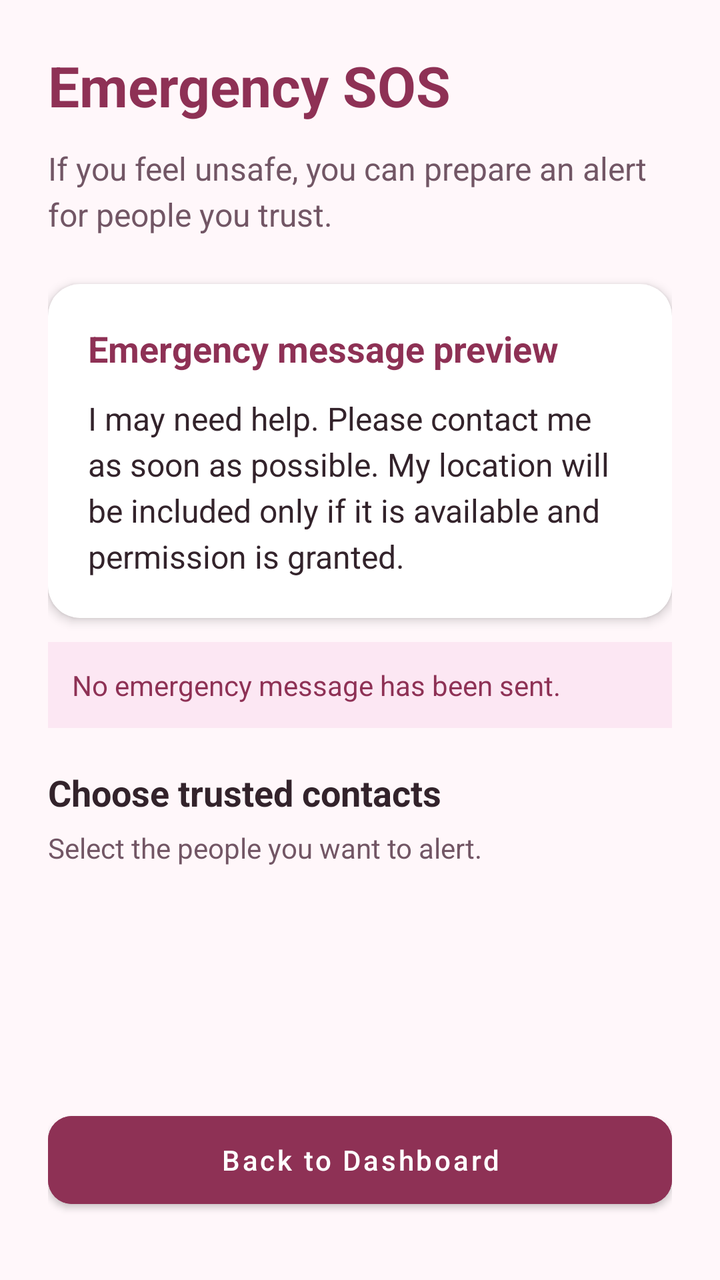
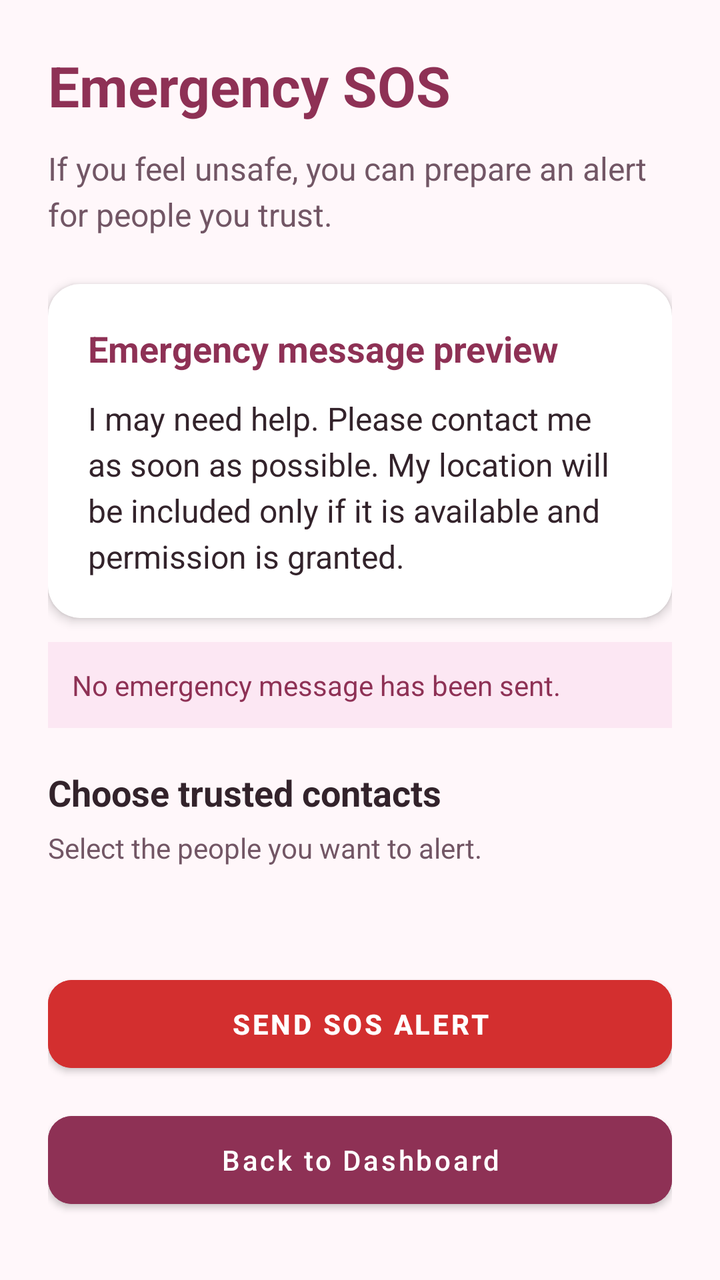

The first picture is an Android layout as it rendered before a commit; the second is the same layout after the commit. The layout source and the unified diff follow.
<!-- AndroidManifest.xml: application theme Theme.SafeHer -->
<!-- res/layout/activity_emergency_sos.xml -->
<?xml version="1.0" encoding="utf-8"?>
<androidx.constraintlayout.widget.ConstraintLayout
    xmlns:android="http://schemas.android.com/apk/res/android"
    xmlns:app="http://schemas.android.com/apk/res-auto"
    android:layout_width="match_parent"
    android:layout_height="match_parent"
    android:background="#FFF7FA"
    android:padding="24dp">

    <TextView
        android:id="@+id/sosTitle"
        android:layout_width="0dp"
        android:layout_height="wrap_content"
        android:text="Emergency SOS"
        android:textColor="#8E3155"
        android:textSize="28sp"
        android:textStyle="bold"
        app:layout_constraintTop_toTopOf="parent"
        app:layout_constraintStart_toStartOf="parent"
        app:layout_constraintEnd_toEndOf="parent" />

    <TextView
        android:id="@+id/sosDescription"
        android:layout_width="0dp"
        android:layout_height="wrap_content"
        android:layout_marginTop="12dp"
        android:text="If you feel unsafe, you can prepare an alert for people you trust."
        android:textColor="#725665"
        android:textSize="16sp"
        android:lineSpacingExtra="4dp"
        app:layout_constraintTop_toBottomOf="@id/sosTitle"
        app:layout_constraintStart_toStartOf="parent"
        app:layout_constraintEnd_toEndOf="parent" />

    <androidx.cardview.widget.CardView
        android:id="@+id/sosMessageCard"
        android:layout_width="0dp"
        android:layout_height="wrap_content"
        android:layout_marginTop="24dp"
        app:cardBackgroundColor="#FFFFFF"
        app:cardCornerRadius="16dp"
        app:cardElevation="3dp"
        app:layout_constraintTop_toBottomOf="@id/sosDescription"
        app:layout_constraintStart_toStartOf="parent"
        app:layout_constraintEnd_toEndOf="parent">

        <LinearLayout
            android:layout_width="match_parent"
            android:layout_height="wrap_content"
            android:orientation="vertical"
            android:padding="20dp">

            <TextView
                android:layout_width="match_parent"
                android:layout_height="wrap_content"
                android:text="Emergency message preview"
                android:textColor="#8E3155"
                android:textSize="18sp"
                android:textStyle="bold" />

            <TextView
                android:id="@+id/sosMessagePreview"
                android:layout_width="match_parent"
                android:layout_height="wrap_content"
                android:layout_marginTop="12dp"
                android:text="I may need help. Please contact me as soon as possible. My location will be included only if it is available and permission is granted."
                android:textColor="#33232B"
                android:textSize="16sp"
                android:lineSpacingExtra="4dp" />

        </LinearLayout>
    </androidx.cardview.widget.CardView>

    <TextView
        android:id="@+id/sosStatusText"
        android:layout_width="0dp"
        android:layout_height="wrap_content"
        android:layout_marginTop="12dp"
        android:background="#FCE7F3"
        android:padding="12dp"
        android:text="No emergency message has been sent."
        android:textColor="#8E3155"
        android:textSize="14sp"
        app:layout_constraintTop_toBottomOf="@id/sosMessageCard"
        app:layout_constraintStart_toStartOf="parent"
        app:layout_constraintEnd_toEndOf="parent" />
    <TextView
        android:id="@+id/sosContactsTitle"
        android:layout_width="0dp"
        android:layout_height="wrap_content"
        android:layout_marginTop="20dp"
        android:text="Choose trusted contacts"
        android:textColor="#33232B"
        android:textSize="18sp"
        android:textStyle="bold"
        app:layout_constraintTop_toBottomOf="@id/sosStatusText"
        app:layout_constraintStart_toStartOf="parent"
        app:layout_constraintEnd_toEndOf="parent" />

    <TextView
        android:id="@+id/sosContactsHint"
        android:layout_width="0dp"
        android:layout_height="wrap_content"
        android:layout_marginTop="6dp"
        android:text="Select the people you want to alert."
        android:textColor="#725665"
        android:textSize="14sp"
        app:layout_constraintTop_toBottomOf="@id/sosContactsTitle"
        app:layout_constraintStart_toStartOf="parent"
        app:layout_constraintEnd_toEndOf="parent" />


    <ScrollView
        android:id="@+id/sosContactsScrollView"
        android:layout_width="0dp"
        android:layout_height="0dp"
        android:layout_marginTop="8dp"
        android:fillViewport="true"
        app:layout_constraintTop_toBottomOf="@id/sosContactsHint"
        app:layout_constraintBottom_toTopOf="@id/sosBackButton"
        app:layout_constraintStart_toStartOf="parent"
        app:layout_constraintEnd_toEndOf="parent">

        <LinearLayout
            android:id="@+id/sosContactsContainer"
            android:layout_width="match_parent"
            android:layout_height="wrap_content"
            android:orientation="vertical"
            android:paddingBottom="8dp" />

    </ScrollView>

    <Button
        android:id="@+id/sosBackButton"
        android:layout_width="0dp"
        android:layout_height="56dp"
        android:layout_marginBottom="8dp"
        android:backgroundTint="#8E3155"
        android:text="Back to Dashboard"
        android:textColor="#FFFFFF"
        android:textAllCaps="false"
        app:cornerRadius="12dp"
        app:layout_constraintBottom_toBottomOf="parent"
        app:layout_constraintStart_toStartOf="parent"
        app:layout_constraintEnd_toEndOf="parent" />

</androidx.constraintlayout.widget.ConstraintLayout>
<!-- resources referenced by this layout -->
<resources>
  <style name="Theme.SafeHer" parent="Theme.MaterialComponents.DayNight.DarkActionBar">
          
          <item name="colorPrimary">@color/purple_500</item>
          <item name="colorPrimaryVariant">@color/purple_700</item>
          <item name="colorOnPrimary">@color/white</item>
          
          <item name="colorSecondary">@color/teal_200</item>
          <item name="colorSecondaryVariant">@color/teal_700</item>
          <item name="colorOnSecondary">@color/black</item>
          
          <item name="android:statusBarColor">?attr/colorPrimaryVariant</item>
          
      </style>
  <color name="purple_500">#FF6200EE</color>
  <color name="purple_700">#FF3700B3</color>
  <color name="white">#FFFFFFFF</color>
  <color name="teal_200">#FF03DAC5</color>
  <color name="teal_700">#FF018786</color>
  <color name="black">#FF000000</color>
</resources>

<!-- the commit's change to res/layout/activity_emergency_sos.xml (unified diff, before → after) -->
@@ -117,7 +117,7 @@
         android:layout_marginTop="8dp"
         android:fillViewport="true"
         app:layout_constraintTop_toBottomOf="@id/sosContactsHint"
-        app:layout_constraintBottom_toTopOf="@id/sosBackButton"
+        app:layout_constraintBottom_toTopOf="@id/sendSOSButton"
         app:layout_constraintStart_toStartOf="parent"
         app:layout_constraintEnd_toEndOf="parent">
 
@@ -130,6 +130,20 @@
 
     </ScrollView>
 
+    <Button
+        android:id="@+id/sendSOSButton"
+        android:layout_width="0dp"
+        android:layout_height="56dp"
+        android:layout_marginBottom="12dp"
+        android:backgroundTint="#D32F2F"
+        android:text="SEND SOS ALERT"
+        android:textColor="#FFFFFF"
+        android:textStyle="bold"
+        android:textAllCaps="false"
+        app:cornerRadius="12dp"
+        app:layout_constraintBottom_toTopOf="@id/sosBackButton"
+        app:layout_constraintStart_toStartOf="parent"
+        app:layout_constraintEnd_toEndOf="parent" />
     <Button
         android:id="@+id/sosBackButton"
         android:layout_width="0dp"
